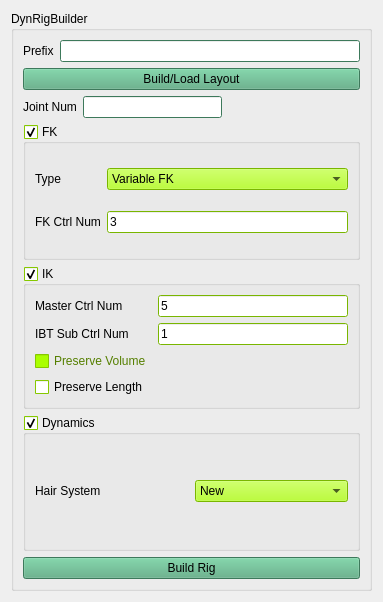
Above: dynrigbuilder/dynrigbuilder.ui from raina-wu/DynRigBuilder before the change. Below: the same form after it.
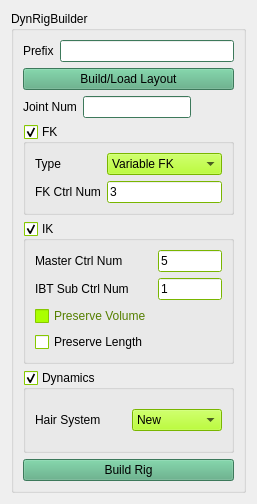
That is the form after the change.

Commit message: convert .ui file into .py file. fixing issue https://github.com/raina-wu/DynRigBuilder/issues/1

```diff
--- a/dynrigbuilder/dynrigbuilder.ui
+++ b/dynrigbuilder/dynrigbuilder.ui
@@ -6,8 +6,8 @@
    <rect>
     <x>0</x>
     <y>0</y>
-    <width>383</width>
-    <height>602</height>
+    <width>257</width>
+    <height>504</height>
    </rect>
   </property>
   <property name="font">
```
The commit also changes 3 other files.
